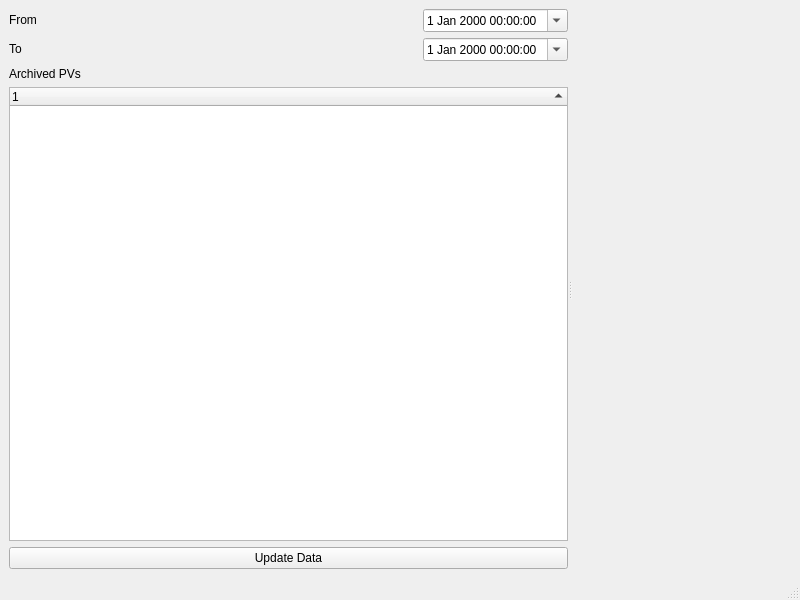
First picture: the form in Archiver_Viewer.ui, repository nayanbera/Archiver_Macros, before the edit.
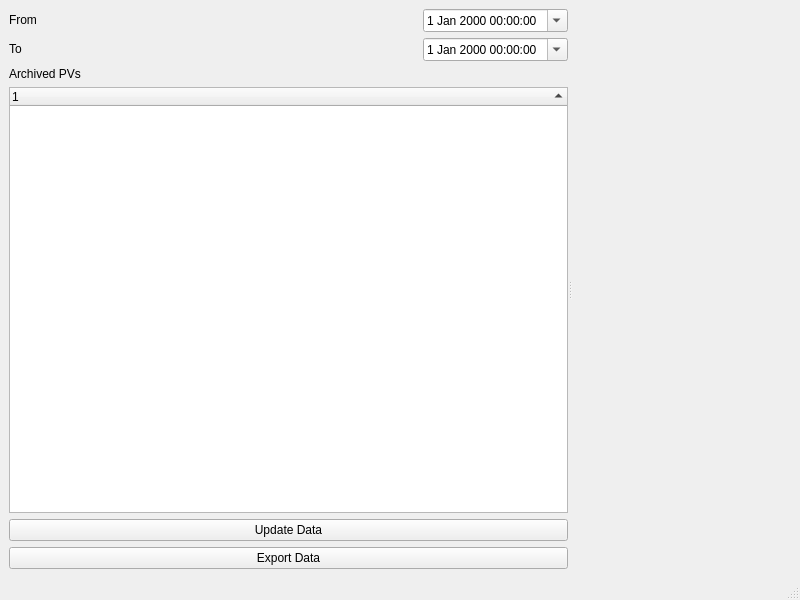
Second picture: the form after the edit. Custom widgets are drawn as their Qt base class.

Commit message: Added Archiver_Viewer

Diff of the .ui file:
```diff
--- a/Archiver_Viewer.ui
+++ b/Archiver_Viewer.ui
@@ -14,14 +14,14 @@
    <string>MainWindow</string>
   </property>
   <widget class="QWidget" name="centralwidget">
-   <layout class="QVBoxLayout" name="verticalLayout">
+   <layout class="QVBoxLayout" name="verticalLayout_2">
     <item>
      <widget class="QSplitter" name="splitter">
       <property name="orientation">
        <enum>Qt::Horizontal</enum>
       </property>
       <widget class="QWidget" name="">
-       <layout class="QVBoxLayout" name="verticalLayout_2">
+       <layout class="QVBoxLayout" name="verticalLayout">
         <item>
          <layout class="QHBoxLayout" name="horizontalLayout">
           <item>
@@ -149,6 +149,13 @@
           </property>
          </widget>
         </item>
+        <item>
+         <widget class="QPushButton" name="exportDataPushButton">
+          <property name="text">
+           <string>Export Data</string>
+          </property>
+         </widget>
+        </item>
        </layout>
       </widget>
       <widget class="MplWidget" name="mplWidget" native="true">
```
Left out of the diff: 4 changed lines with no effect on the pictures. Lines whose indentation alone changed are shown as unchanged.
